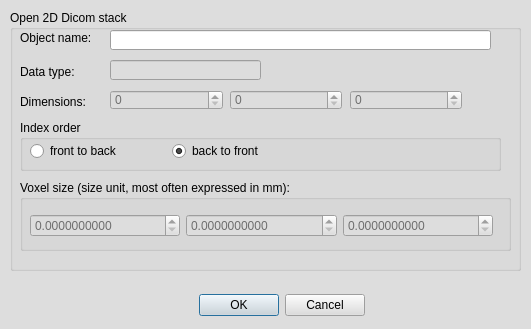
Qt form MorphoDig/Qt/mqOpenDicomStackDialog.ui (morphomuseum/MorphoDig) before a commit.
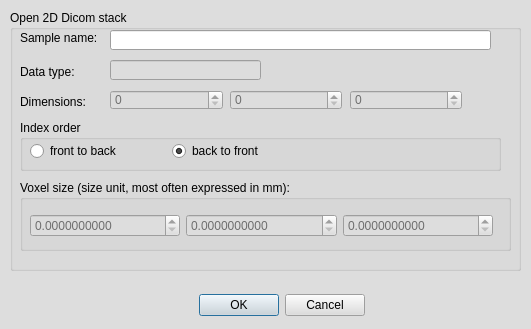
The same form after that commit.

What changed in the file:
```diff
--- a/MorphoDig/Qt/mqOpenDicomStackDialog.ui
+++ b/MorphoDig/Qt/mqOpenDicomStackDialog.ui
@@ -689,7 +689,7 @@
     </rect>
    </property>
    <property name="text">
-    <string>Object name:</string>
+    <string>Sample name:</string>
    </property>
   </widget>
   <widget class="QLineEdit" name="ObjectName">
```
